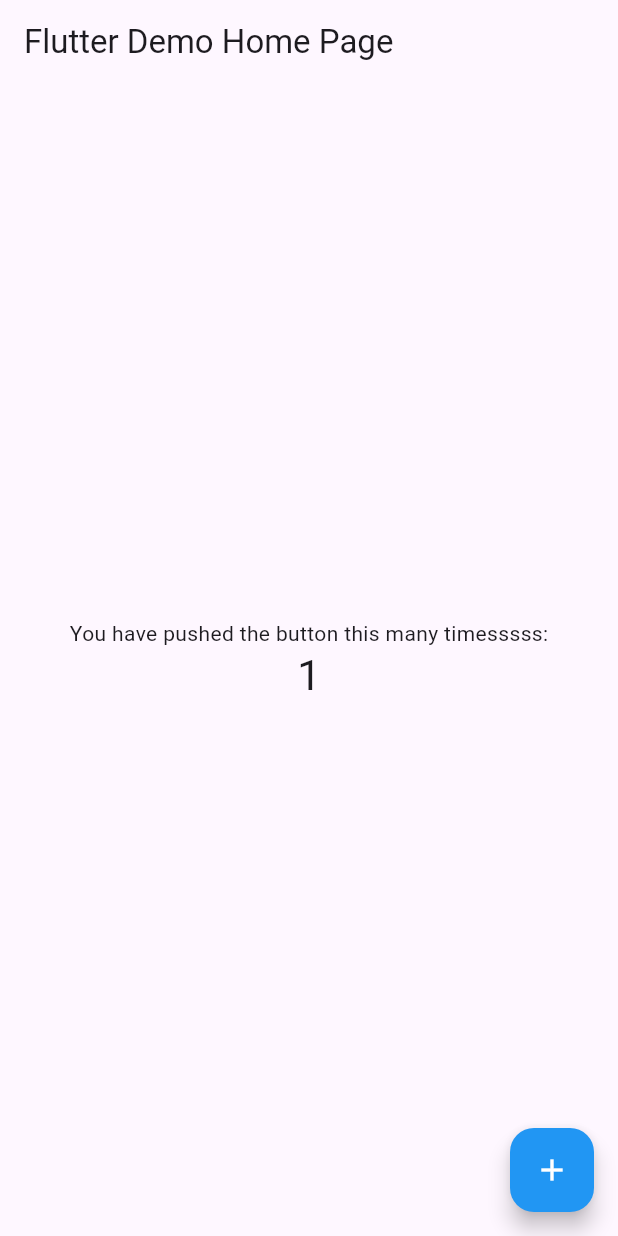
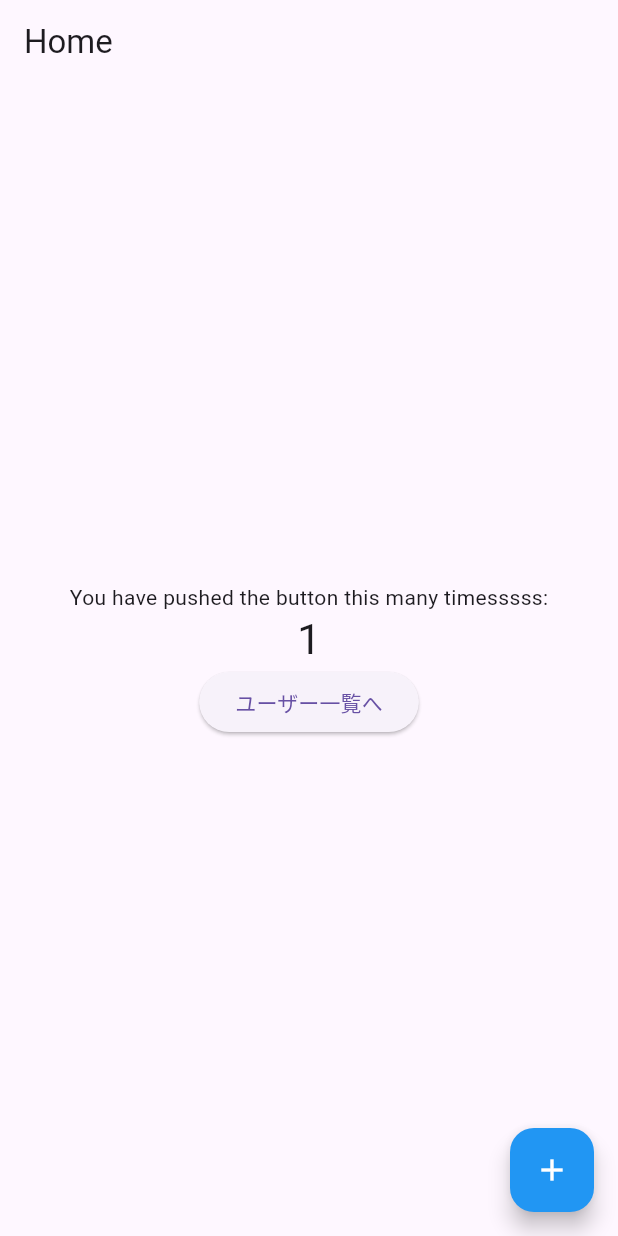
Before and after one commit to kogatakanori/flutter-sample, a Flutter app: the screen it shows after launch, after a tap on the "add" icon, on a phone screen of 412 x 824 dp. Run offline on Flutter 3.47's test engine with Material 3 defaults, Android fonts, the phone set to English and light mode, and no system bars; our stand-ins replace flutter_hooks, hooks_riverpod; missing offline and left inert: dart:ffi.

```diff
--- /dev/null
+++ b/flutter_sample/lib/app.dart
@@ -0,0 +1,31 @@
+import 'package:flutter_sample/importer.dart';
+
+class App extends StatelessWidget {
+  const App({super.key});
+
+  // This widget is the root of your application.
+  @override
+  Widget build(BuildContext context) {
+    return MaterialApp(
+      title: 'Flutter Demo',
+      theme: ThemeData.light().copyWith(
+        primaryColor: Colors.blue,
+        primaryColorLight: Colors.blue,
+        // appBarTheme: const AppBarTheme(backgroundColor: Colors.blue),
+        floatingActionButtonTheme: const FloatingActionButtonThemeData(
+          foregroundColor: Colors.white,
+          backgroundColor: Colors.blue,
+        ),
+      ),
+      darkTheme: ThemeData.dark().copyWith(
+          primaryColor: Colors.blue,
+          primaryColorDark: Colors.blue,
+          // appBarTheme: const AppBarTheme(backgroundColor: Colors.blue),
+          floatingActionButtonTheme: const FloatingActionButtonThemeData(
+            foregroundColor: Colors.white,
+            backgroundColor: Colors.blue,
+          )),
+      home: const IndexPage(),
+    );
+  }
+}
--- a/flutter_sample/lib/main.dart
+++ b/flutter_sample/lib/main.dart
@@ -1,118 +1,5 @@
-import 'package:flutter/material.dart';
-import 'package:flutter/widgets.dart';
+import 'package:flutter_sample/importer.dart';
 
 void main() {
-  runApp(const MyApp());
+  runApp(const ProviderScope(child: App()));
 }
-
-class MyApp extends StatelessWidget {
-  const MyApp({super.key});
-
-  // This widget is the root of your application.
-  @override
-  Widget build(BuildContext context) {
-    return MaterialApp(
-      title: 'Flutter Demo',
-      theme: ThemeData.light().copyWith(
-        primaryColor: Colors.blue,
-        primaryColorLight: Colors.blue,
-        // appBarTheme: const AppBarTheme(backgroundColor: Colors.blue),
-        floatingActionButtonTheme: const FloatingActionButtonThemeData(
-          foregroundColor: Colors.white,
-          backgroundColor: Colors.blue,
-        ),
-      ),
-      darkTheme: ThemeData.dark().copyWith(
-          primaryColor: Colors.blue,
-          primaryColorDark: Colors.blue,
-          // appBarTheme: const AppBarTheme(backgroundColor: Colors.blue),
-          floatingActionButtonTheme: const FloatingActionButtonThemeData(
-            foregroundColor: Colors.white,
-            backgroundColor: Colors.blue,
-          )),
-      home: const MyHomePage(title: 'Flutter Demo Home Page'),
-    );
-  }
-}
-
-class MyHomePage extends StatefulWidget {
-  const MyHomePage({super.key, required this.title});
-
-  // This widget is the home page of your application. It is stateful, meaning
-  // that it has a State object (defined below) that contains fields that affect
-  // how it looks.
-
-  // This class is the configuration for the state. It holds the values (in this
-  // case the title) provided by the parent (in this case the App widget) and
-  // used by the build method of the State. Fields in a Widget subclass are
-  // always marked "final".
-
-  final String title;
-
-  @override
-  State<MyHomePage> createState() => _MyHomePageState();
-}
-
-class _MyHomePageState extends State<MyHomePage> {
-  int _counter = 0;
-
-  void _incrementCounter() {
-    setState(() {
-      // This call to setState tells the Flutter framework that something has
-      // changed in this State, which causes it to rerun the build method below
-      // so that the display can reflect the updated values. If we changed
-      // _counter without calling setState(), then the build method would not be
-      // called again, and so nothing would appear to happen.
-      _counter++;
-    });
-  }
-
-  @override
-  Widget build(BuildContext context) {
-    // This method is rerun every time setState is called, for instance as done
-    // by the _incrementCounter method above.
-    //
-    // The Flutter framework has been optimized to make rerunning build methods
-    // fast, so that you can just rebuild anything that needs updating rather
-    // than having to individually change instances of widgets.
-    return Scaffold(
-      appBar: AppBar(
-        title: Text(widget.title),
-      ),
-      body: Center(
-        // Center is a layout widget. It takes a single child and positions it
-        // in the middle of the parent.
-        child: Column(
-          // Column is also a layout widget. It takes a list of children and
-          // arranges them vertically. By default, it sizes itself to fit its
-          // children horizontally, and tries to be as tall as its parent.
-          //
-          // Column has various properties to control how it sizes itself and
-          // how it positions its children. Here we use mainAxisAlignment to
-          // center the children vertically; the main axis here is the vertical
-          // axis because Columns are vertical (the cross axis would be
-          // horizontal).
-          //
-          // TRY THIS: Invoke "debug painting" (choose the "Toggle Debug Paint"
-          // action in the IDE, or press "p" in the console), to see the
-          // wireframe for each widget.
-          mainAxisAlignment: MainAxisAlignment.center,
-          children: <Widget>[
-            const Text(
-              'You have pushed the button this many timesssss:',
-            ),
-            Text(
-              '$_counter',
-              style: Theme.of(context).textTheme.headlineMedium,
-            ),
-          ],
-        ),
-      ),
-      floatingActionButton: FloatingActionButton(
-        onPressed: _incrementCounter,
-        tooltip: 'Increment',
-        child: const Icon(Icons.add),
-      ), // This trailing comma makes auto-formatting nicer for build methods.
-    );
-  }
-}
--- /dev/null
+++ b/flutter_sample/lib/pages/index.dart
@@ -0,0 +1,45 @@
+import 'package:flutter_sample/importer.dart';
+
+class IndexPage extends HookConsumerWidget {
+  const IndexPage({super.key});
+
+  @override
+  Widget build(BuildContext context, WidgetRef ref) {
+    final counter = ref.watch(counterProvider);
+
+    return Scaffold(
+      appBar: AppBar(
+        title: const Text("Home"),
+      ),
+      body: Container(
+        width: double.infinity,
+        child: Column(
+          mainAxisAlignment: MainAxisAlignment.center,
+          children: <Widget>[
+            const Text(
+              'You have pushed the button this many timesssss:',
+            ),
+            Text(
+              '$counter',
+              style: Theme.of(context).textTheme.headlineMedium,
+            ),
+            ElevatedButton(
+              child: const Text('ユーザー一覧へ'),
+              onPressed: () {
+                Navigator.push(
+                  context,
+                  MaterialPageRoute(builder: (context) => const UserListPage()),
+                );
+              },
+            ),
+          ],
+        ),
+      ),
+      floatingActionButton: FloatingActionButton(
+        onPressed: () => ref.read(counterProvider.notifier).increment(),
+        tooltip: 'Increment',
+        child: const Icon(Icons.add),
+      ),
+    );
+  }
+}
--- /dev/null
+++ b/flutter_sample/lib/providers/counter_provider.dart
@@ -0,0 +1,9 @@
+import 'package:flutter_sample/importer.dart';
+
+final counterProvider = StateNotifierProvider<Counter, int>((_) => Counter());
+
+class Counter extends StateNotifier<int> {
+  Counter() : super(0);
+
+  void increment() => state++;
+}
--- a/flutter_sample/pubspec.yaml
+++ b/flutter_sample/pubspec.yaml
@@ -35,6 +35,8 @@ dependencies:
   # The following adds the Cupertino Icons font to your application.
   # Use with the CupertinoIcons class for iOS style icons.
   cupertino_icons: ^1.0.6
+  flutter_hooks: ^0.20.5
+  hooks_riverpod: ^2.5.1
 
 dev_dependencies:
   flutter_test:
```
Also changed, not shown: flutter_sample/lib/importer.dart (added, +16 -0 lines), flutter_sample/lib/pages/users/list.dart (added, +32 -0 lines), flutter_sample/pubspec.lock.
